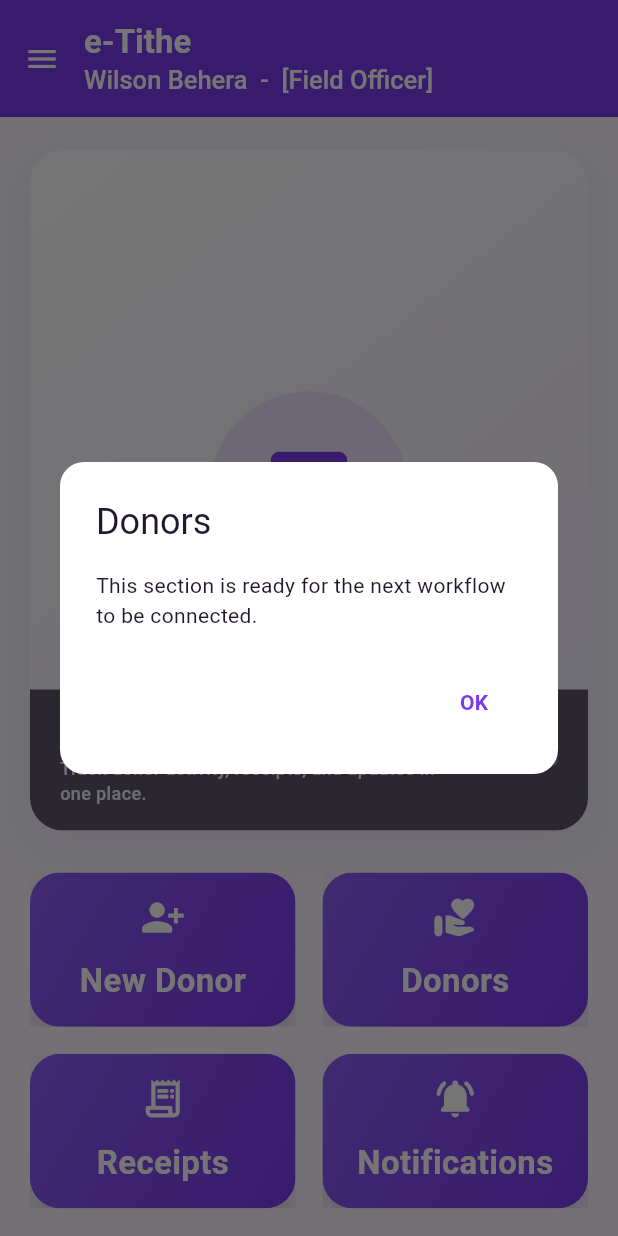
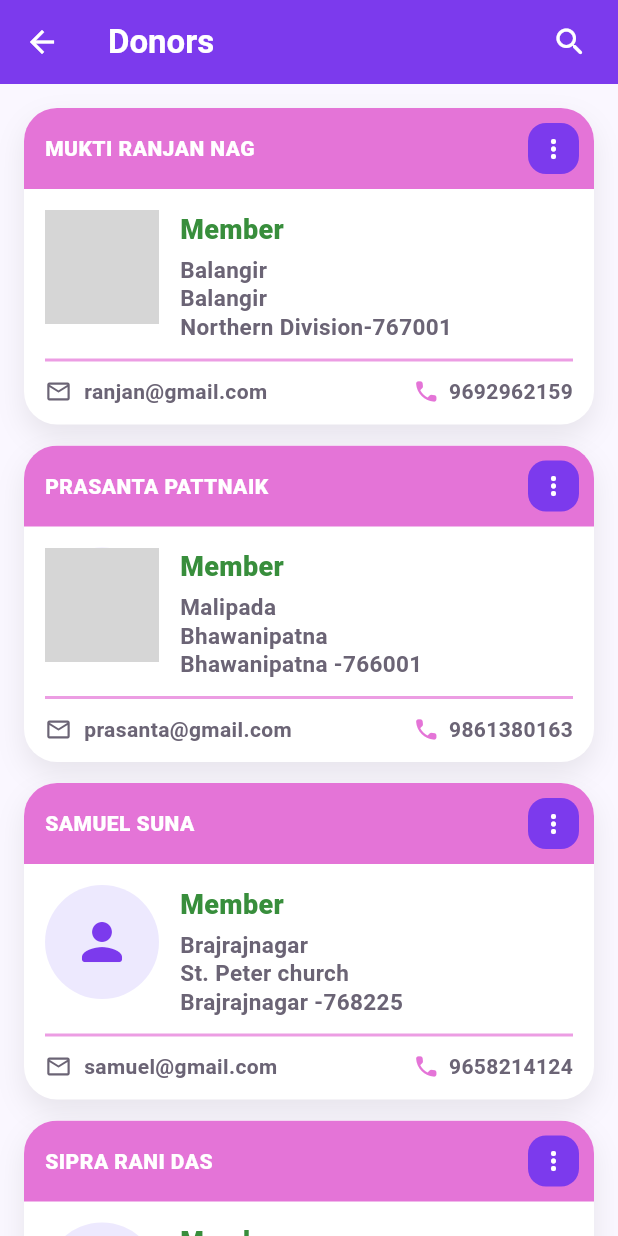
Before and after one commit to shyam-3045/e_tithe, a Flutter app: the DashboardPage screen opened directly, after a tap on "Donors", on a phone screen of 412 x 824 dp. Run offline on Flutter 3.47's test engine with Material 3 defaults, Android fonts, the phone set to English and light mode, and no system bars; network calls fail; grey boxes are pictures that could not be loaded.

Commit message:
feat : added donors page

```diff
--- a/lib/pages/dashboard/dashboard_page.dart
+++ b/lib/pages/dashboard/dashboard_page.dart
@@ -5,6 +5,7 @@ import '../../common/constants/app_colors.dart';
 import '../../common/constants/app_constants.dart';
 import '../../common/widgets/common_alert.dart';
 import '../donor/new_donor_page.dart';
+import '../donor/donors_list_page.dart';
 import 'widgets/dashboard_action_card.dart';
 import 'widgets/dashboard_hero_carousel.dart';
 
@@ -83,7 +84,11 @@ class DashboardPage extends StatelessWidget {
                             DashboardActionCard(
                               title: 'Donors',
                               icon: Icons.volunteer_activism_rounded,
-                              onTap: () => _showComingSoon(context, 'Donors'),
+                              onTap: () => Navigator.of(context).push(
+                                MaterialPageRoute<void>(
+                                  builder: (_) => const DonorsListPage(),
+                                ),
+                              ),
                             ),
                             DashboardActionCard(
                               title: 'Receipts',
--- /dev/null
+++ b/lib/pages/donor/donors_list_page.dart
@@ -0,0 +1,329 @@
+import 'package:flutter/material.dart';
+
+import '../../common/constants/app_colors.dart';
+import '../../common/widgets/common_alert.dart';
+import 'update_profile_page.dart';
+import 'my_receipts_page.dart';
+import 'dependent_page.dart';
+import 'new_receipt_page.dart';
+
+class DonorsListPage extends StatelessWidget {
+  const DonorsListPage({super.key});
+
+  static final List<_DonorListItem> _donors = <_DonorListItem>[
+    const _DonorListItem(
+      name: 'Mukti Ranjan Nag',
+      membership: 'Member',
+      addressLines: ['Balangir', 'Balangir', 'Northern Division-767001'],
+      email: 'ranjan@gmail.com',
+      phone: '9692962159',
+      avatarUrl: 'https://i.pravatar.cc/150?img=12',
+    ),
+    const _DonorListItem(
+      name: 'Prasanta Pattnaik',
+      membership: 'Member',
+      addressLines: ['Malipada', 'Bhawanipatna', 'Bhawanipatna -766001'],
+      email: 'prasanta@gmail.com',
+      phone: '9861380163',
+      avatarUrl: 'https://i.pravatar.cc/150?img=47',
+    ),
+    const _DonorListItem(
+      name: 'Samuel Suna',
+      membership: 'Member',
+      addressLines: [
+        'Brajrajnagar',
+        'St. Peter church',
+        'Brajrajnagar -768225',
+      ],
+      email: 'samuel@gmail.com',
+      phone: '9658214124',
+    ),
+    const _DonorListItem(
+      name: 'Sipra Rani Das',
+      membership: 'Member',
+      addressLines: ['Katabaga', 'Full gospel church', 'Brajrajnagar -768225'],
+      email: 'suprarani@gmail.com',
+      phone: '9438856985',
+    ),
+  ];
+
+  @override
+  Widget build(BuildContext context) {
+    return Scaffold(
+      appBar: AppBar(
+        title: const Text('Donors'),
+        actions: [
+          IconButton(
+            tooltip: 'Search',
+            onPressed: () => CommonAlert.showInfo(
+              context,
+              title: 'Search',
+              message: 'Search UI can be connected next.',
+            ),
+            icon: const Icon(Icons.search_rounded),
+          ),
+          const SizedBox(width: 8),
+        ],
+      ),
+      body: SafeArea(
+        child: ListView.separated(
+          padding: const EdgeInsets.fromLTRB(16, 16, 16, 24),
+          itemCount: _donors.length,
+          separatorBuilder: (_, __) => const SizedBox(height: 14),
+          itemBuilder: (context, index) {
+            final donor = _donors[index];
+            return _DonorCard(
+              donor: donor,
+              onMenuSelected: (action) =>
+                  _handleMenuSelection(context, donor: donor, action: action),
+            );
+          },
+        ),
+      ),
+    );
+  }
+
+  static void _handleMenuSelection(
+    BuildContext context, {
+    required _DonorListItem donor,
+    required _DonorMenuAction action,
+  }) {
+    Widget page;
+
+    switch (action) {
+      case _DonorMenuAction.updateProfile:
+        page = UpdateProfilePage(donorName: donor.name);
+      case _DonorMenuAction.myReceipts:
+        page = MyReceiptsPage(donorName: donor.name);
+      case _DonorMenuAction.dependent:
+        page = DependentPage(donorName: donor.name);
+      case _DonorMenuAction.newReceipt:
+        page = NewReceiptPage(donorName: donor.name);
+    }
+
+    Navigator.of(context).push(MaterialPageRoute<void>(builder: (_) => page));
+  }
+}
+
+enum _DonorMenuAction { updateProfile, myReceipts, dependent, newReceipt }
+
+class _DonorListItem {
+  const _DonorListItem({
+    required this.name,
+    required this.membership,
+    required this.addressLines,
+    required this.email,
+    required this.phone,
+    this.avatarUrl,
+  });
+
+  final String name;
+  final String membership;
+  final List<String> addressLines;
+  final String email;
+  final String phone;
+  final String? avatarUrl;
+}
+
+class _DonorCard extends StatelessWidget {
+  const _DonorCard({required this.donor, required this.onMenuSelected});
+
+  final _DonorListItem donor;
+  final ValueChanged<_DonorMenuAction> onMenuSelected;
+
+  @override
+  Widget build(BuildContext context) {
+    return Container(
+      decoration: BoxDecoration(
+        color: AppColors.surface,
+        borderRadius: BorderRadius.circular(22),
+        boxShadow: const [
+          BoxShadow(
+            color: Color(0x14000000),
+            blurRadius: 16,
+            offset: Offset(0, 8),
+          ),
+        ],
+      ),
+      child: ClipRRect(
+        borderRadius: BorderRadius.circular(22),
+        child: Column(
+          children: [
+            Container(
+              padding: const EdgeInsets.fromLTRB(14, 10, 10, 10),
+              color: AppColors.statusBarPink,
+              child: Row(
+                children: [
+                  Expanded(
+                    child: Text(
+                      donor.name.toUpperCase(),
+                      maxLines: 1,
+                      overflow: TextOverflow.ellipsis,
+                      style: const TextStyle(
+                        color: Colors.white,
+                        fontWeight: FontWeight.w800,
+                        letterSpacing: 0.3,
+                      ),
+                    ),
+                  ),
+                  const SizedBox(width: 10),
+                  _MenuButton(onSelected: onMenuSelected),
+                ],
+              ),
+            ),
+            Padding(
+              padding: const EdgeInsets.fromLTRB(14, 14, 14, 12),
+              child: Column(
+                children: [
+                  Row(
+                    crossAxisAlignment: CrossAxisAlignment.start,
+                    children: [
+                      _Avatar(avatarUrl: donor.avatarUrl),
+                      const SizedBox(width: 14),
+                      Expanded(
+                        child: Column(
+                          crossAxisAlignment: CrossAxisAlignment.start,
+                          children: [
+                            Text(
+                              donor.membership,
+                              style: TextStyle(
+                                color: Colors.green.shade700,
+                                fontSize: 18,
+                                fontWeight: FontWeight.w800,
+                              ),
+                            ),
+                            const SizedBox(height: 4),
+                            ...donor.addressLines.map(
+                              (line) => Text(
+                                line,
+                                style: const TextStyle(
+                                  color: AppColors.textGrey,
+                                  fontSize: 15,
+                                  height: 1.25,
+                                  fontWeight: FontWeight.w600,
+                                ),
+                              ),
+                            ),
+                          ],
+                        ),
+                      ),
+                    ],
+                  ),
+                  const SizedBox(height: 12),
+                  Container(
+                    height: 2,
+                    width: double.infinity,
+                    color: AppColors.statusBarPink.withOpacity(0.7),
+                  ),
+                  const SizedBox(height: 10),
+                  Row(
+                    children: [
+                      const Icon(
+                        Icons.email_outlined,
+                        size: 18,
+                        color: AppColors.textGrey,
+                      ),
+                      const SizedBox(width: 8),
+                      Expanded(
+                        child: Text(
+                          donor.email,
+                          maxLines: 1,
+                          overflow: TextOverflow.ellipsis,
+                          style: const TextStyle(
+                            color: AppColors.textGrey,
+                            fontSize: 14,
+                            fontWeight: FontWeight.w600,
+                          ),
+                        ),
+                      ),
+                      const SizedBox(width: 14),
+                      const Icon(
+                        Icons.call_rounded,
+                        size: 18,
+                        color: AppColors.statusBarPink,
+                      ),
+                      const SizedBox(width: 6),
+                      Text(
+                        donor.phone,
+                        style: const TextStyle(
+                          color: AppColors.textGrey,
+                          fontSize: 14,
+                          fontWeight: FontWeight.w700,
+                        ),
+                      ),
+                    ],
+                  ),
+                ],
+              ),
+            ),
+          ],
+        ),
+      ),
+    );
+  }
+}
+
+class _Avatar extends StatelessWidget {
+  const _Avatar({this.avatarUrl});
+
+  final String? avatarUrl;
+
+  @override
+  Widget build(BuildContext context) {
+    return CircleAvatar(
+      radius: 38,
+      backgroundColor: AppColors.lavender,
+      foregroundImage: avatarUrl == null ? null : NetworkImage(avatarUrl!),
+      child: const Icon(
+        Icons.person_rounded,
+        color: AppColors.primaryPurple,
+        size: 40,
+      ),
+    );
+  }
+}
+
+class _MenuButton extends StatelessWidget {
+  const _MenuButton({required this.onSelected});
+
+  final ValueChanged<_DonorMenuAction> onSelected;
+
+  @override
+  Widget build(BuildContext context) {
+    return Container(
+      width: 34,
+      height: 34,
+      decoration: BoxDecoration(
+        color: AppColors.primaryPurple,
+        borderRadius: BorderRadius.circular(12),
+      ),
+      child: PopupMenuButton<_DonorMenuAction>(
+        tooltip: 'Options',
+        padding: EdgeInsets.zero,
+        onSelected: onSelected,
+        shape: RoundedRectangleBorder(borderRadius: BorderRadius.circular(16)),
+        itemBuilder: (context) => const [
+          PopupMenuItem(
+            value: _DonorMenuAction.updateProfile,
+            child: Text('Update Profile'),
+          ),
+          PopupMenuItem(
+            value: _DonorMenuAction.myReceipts,
+            child: Text('My Receipts'),
+          ),
+          PopupMenuItem(
+            value: _DonorMenuAction.dependent,
+            child: Text('Dependent'),
+          ),
+          PopupMenuItem(
+            value: _DonorMenuAction.newReceipt,
+            child: Text('New Receipt'),
+          ),
+        ],
+        child: const Center(
+          child: Icon(Icons.more_vert_rounded, color: Colors.white, size: 20),
+        ),
+      ),
+    );
+  }
+}
```
Also changed, not shown: lib/pages/donor/dependent_page.dart (added, +30 -0 lines), lib/pages/donor/my_receipts_page.dart (added, +30 -0 lines), lib/pages/donor/new_receipt_page.dart (added, +30 -0 lines), lib/pages/donor/update_profile_page.dart (added, +30 -0 lines).
